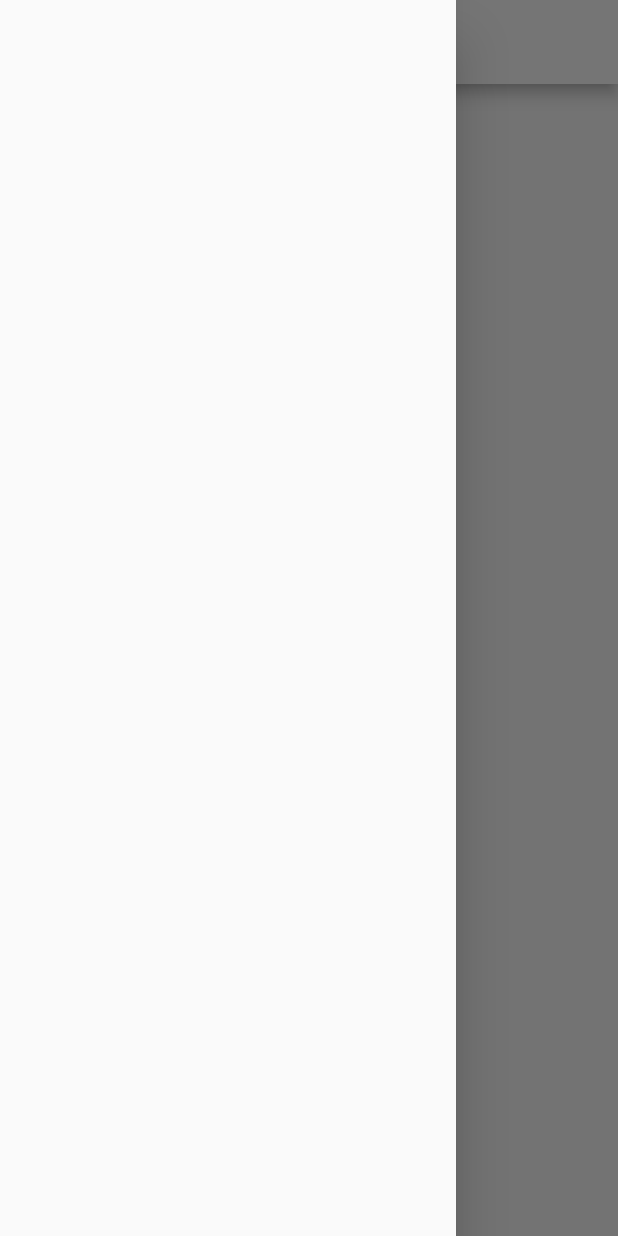
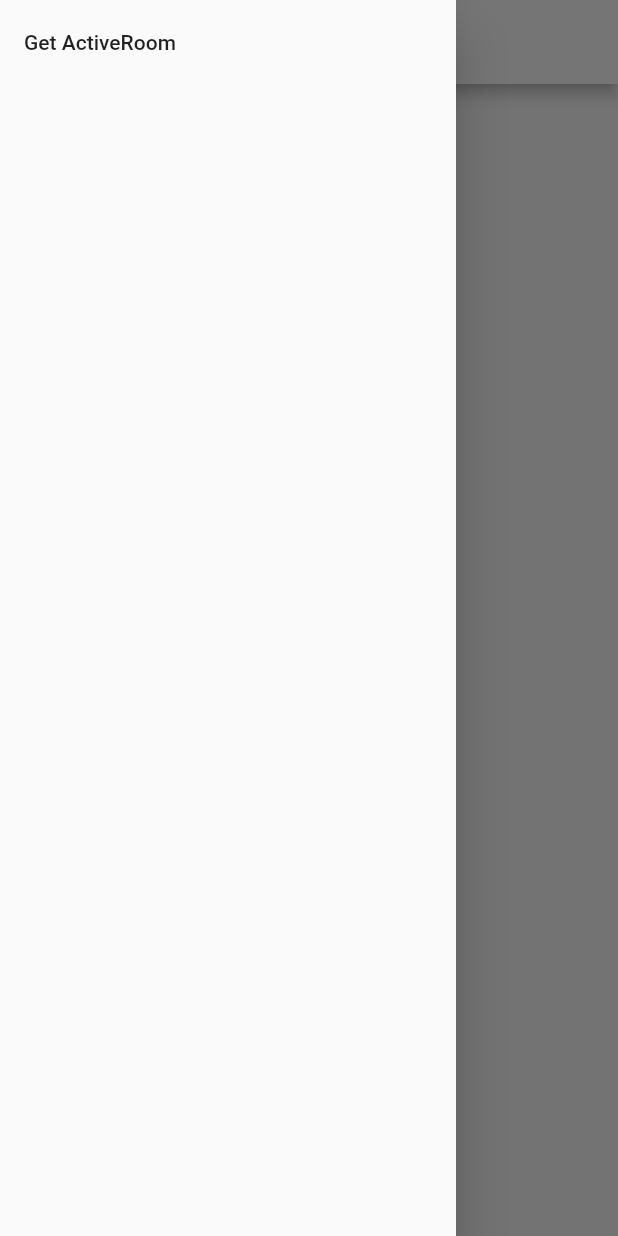
Before and after one commit to Adarsh0603/Firevote, a Flutter app: the screen it shows once a user with an empty profile is signed in, in the side drawer, after a tap on the "sort" icon, on a phone screen of 412 x 824 dp. Run offline on Flutter 3.47's test engine with Material 2 defaults, Android fonts, the phone set to English and light mode, and no system bars; our stand-ins replace cloud_firestore, firebase_auth, firebase_core, google_sign_in; accounts and stored records are empty.

Commit message:
ActiveRoom fetch added.

```diff
--- a/lib/data/voteroom.dart
+++ b/lib/data/voteroom.dart
@@ -4,10 +4,14 @@ import 'package:flutter/cupertino.dart';
 
 class VoteRoom with ChangeNotifier {
   User _user;
+  bool _isActive = false;
+  String _roomId;
   final _fireStore = FirebaseFirestore.instance;
   void initializeUser(User user) {
     _user = user;
   }
+
+  bool get isRoomActive => _isActive;
 
   Future<void> createVoteRoom(
       String roomName, Map<String, String> voteFields) async {
@@ -17,7 +21,25 @@ class VoteRoom with ChangeNotifier {
       'creatorId': _user.uid,
       'voteFields': voteFields
     });
-    print(response);
+    _roomId = response.id;
+    await _fireStore
+        .collection('rooms')
+        .doc(_roomId)
+        .update({'isActive': true});
+    _isActive = true;
+    notifyListeners();
+  }
+
+  Future<void> getActiveRoom() async {
+    final response = await _fireStore
+        .collection('rooms')
+        .where('creatorId', isEqualTo: _user.uid)
+        .where('isActive', isEqualTo: true)
+        .get();
+    print(response.docs[0].id);
+    _roomId = response.docs[0].id;
+    _isActive = true;
+    notifyListeners();
   }
 
   void update() {}
--- a/lib/screens/home_screen.dart
+++ b/lib/screens/home_screen.dart
@@ -1,16 +1,40 @@
-import 'package:firevote/constants.dart';
-import 'package:firevote/widgets/circular_button.dart';
+import 'package:firevote/data/voteroom.dart';
 import 'package:firevote/widgets/create_join_room.dart';
 import 'package:firevote/widgets/custom_app_bar.dart';
 import 'package:flutter/material.dart';
+import 'package:provider/provider.dart';
 
 class HomeScreen extends StatelessWidget {
   @override
   Widget build(BuildContext context) {
     return Scaffold(
-      drawer: Drawer(),
+      drawer: Drawer(
+        child: Column(
+          children: [
+            ListTile(
+              title: Text('Get ActiveRoom'),
+              onTap: () async {
+                await Provider.of<VoteRoom>(context, listen: false)
+                    .getActiveRoom();
+              },
+            ),
+          ],
+        ),
+      ),
       appBar: CustomAppBar.getAppBar(context, 'Firevote'),
-      body: CreateJoinRoom(),
+      body: FutureBuilder(
+        future: Provider.of<VoteRoom>(context, listen: false).getActiveRoom(),
+        builder: (ctx, snapshot) =>
+            snapshot.connectionState == ConnectionState.waiting
+                ? Center(child: CircularProgressIndicator())
+                : Consumer<VoteRoom>(
+                    builder: (ctx, room, _) {
+                      return room.isRoomActive
+                          ? Center(child: Text('Room Active'))
+                          : CreateJoinRoom();
+                    },
+                  ),
+      ),
     );
   }
 }
--- a/lib/widgets/create_vote_room.dart
+++ b/lib/widgets/create_vote_room.dart
@@ -25,6 +25,7 @@ class _CreateVoteRoomState extends State<CreateVoteRoom> {
         key: (e) => e.fieldName, value: (e) => e.fieldValue);
     await Provider.of<VoteRoom>(context, listen: false)
         .createVoteRoom(roomName, voteFields);
+    Navigator.pop(context);
   }
 
   void addField() {
@@ -80,7 +81,6 @@ class _CreateVoteRoomState extends State<CreateVoteRoom> {
               ),
             ),
             SizedBox(height: 10),
-
             Container(
               color: Colors.white,
               child: Row(
```
